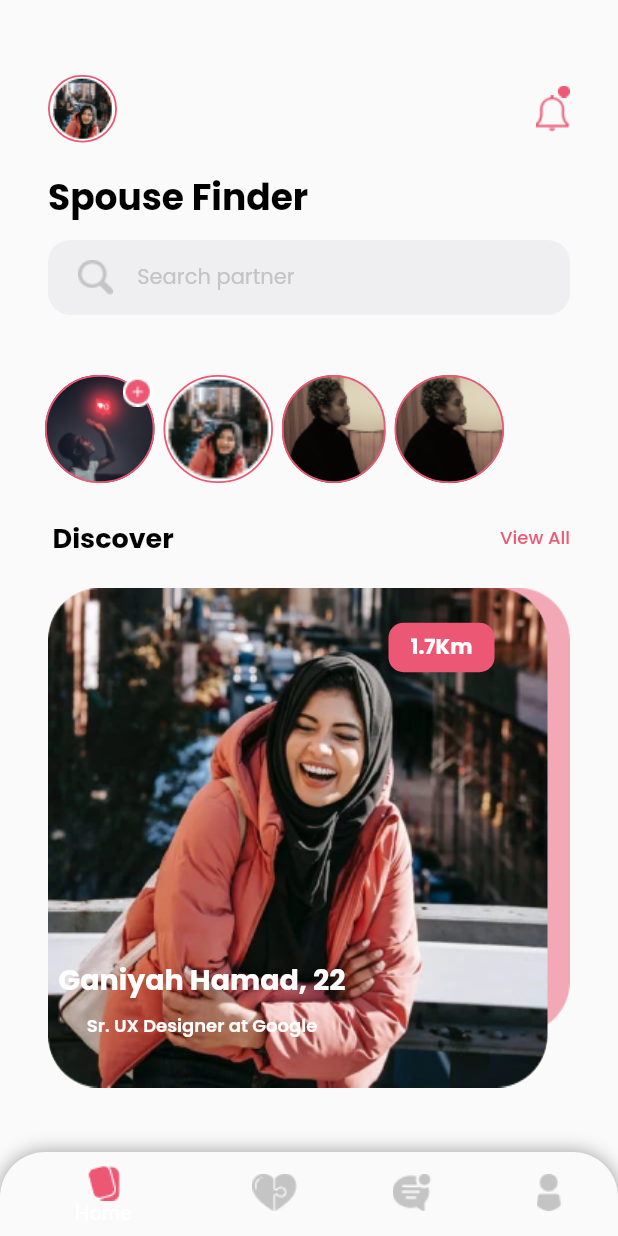
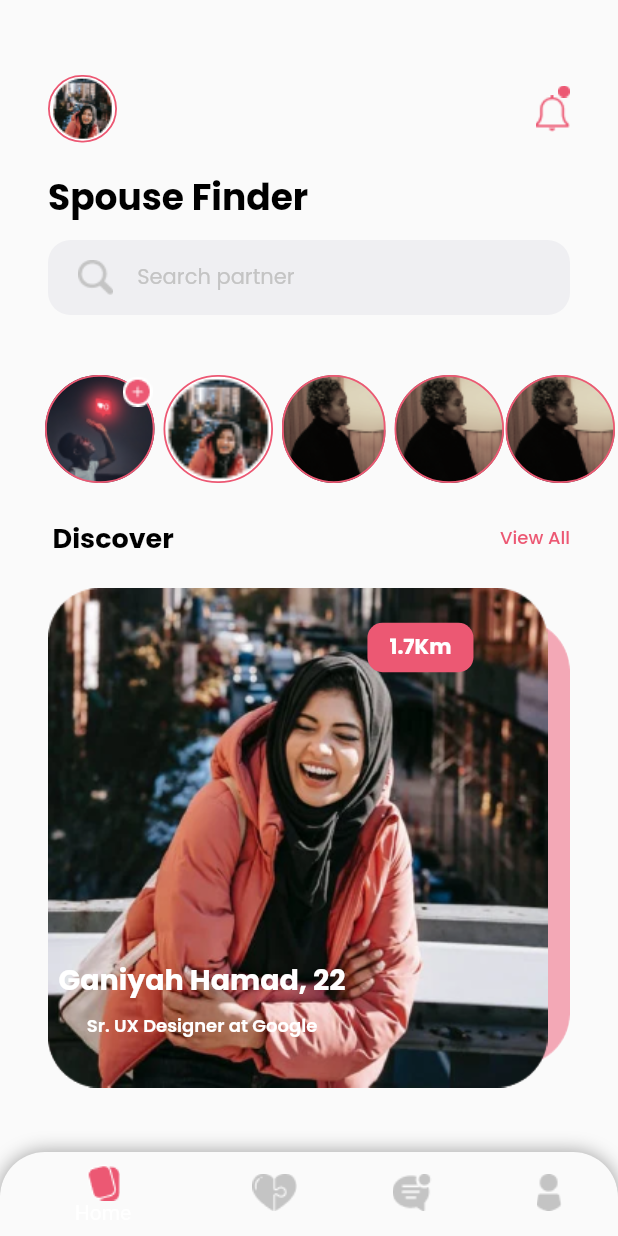
Before and after one commit to dancrux/dashboard, a Flutter app: the screen it shows after launch, on a phone screen of 412 x 824 dp. Run offline on Flutter 3.47's test engine with Material 2 defaults, Android fonts, the phone set to English and light mode, and no system bars; our stand-ins replace google_fonts.

```diff
--- a/lib/main.dart
+++ b/lib/main.dart
@@ -15,7 +15,6 @@ class Dashboard extends StatelessWidget {
     SizeConfig().init(context);
     return Scaffold(
       bottomNavigationBar: Container(
-
         decoration: BoxDecoration(
           borderRadius: BorderRadius.only(
             topRight: Radius.circular(30), topLeft: Radius.circular(30),
@@ -154,9 +153,9 @@ class Dashboard extends StatelessWidget {
                 child: Stack(
                   children: [
                     Container(
-                      margin: EdgeInsets.only(left: 76.0, right: 32.0,),
-                      width: 306.0,
-                      height: 299.0,
+                      margin: EdgeInsets.only(left: 76.0, right: 32.0, top: 21.0),
+                      width:  306.0,
+                      height:  299.0,
                       decoration: BoxDecoration(
                         borderRadius: BorderRadius.circular(35),
                         image: DecorationImage(
@@ -166,17 +165,19 @@ class Dashboard extends StatelessWidget {
                     ),
                     Container(
                       margin: EdgeInsets.only(left: 32.0, right: 47.0,bottom: 12.0),
-                      width: 335.0,
-                      height: 335.0,
+                      width:  335.0,
+                      height:  335.0,
+
                       decoration: BoxDecoration(
                         borderRadius: BorderRadius.circular(35),
                         image: DecorationImage(
-                          image: AssetImage('assets/images/center_picture.png')
+                          image: AssetImage('assets/images/bottom_rectangle.png')
                         )
                       ),
+                      child: Image.asset('assets/images/center_picture.png'),
                     ),
                     Container(
-                      margin: EdgeInsets.only(left: 259.0,  top: 24.21, right: 19.0),
+                      margin: EdgeInsets.only(left: 244.96,  top: 24.21, right: 19.0),
                       alignment: Alignment.center,
                       width: 70.68,
                       height: 32.92,
@@ -238,6 +239,8 @@ class Dashboard extends StatelessWidget {
   Container _myStoryImage() {
     return Container(
 
+              child: SingleChildScrollView(
+                scrollDirection: Axis.horizontal,
                 child: Row(
                   crossAxisAlignment: CrossAxisAlignment.center,
                   children: [
@@ -327,7 +330,27 @@ class Dashboard extends StatelessWidget {
                         )
 
                     ),
+                    Container(
+                        margin: EdgeInsets.only(right: 1.0),
+                        width: 73.0,
+                        height: 72.0,
+                        decoration: BoxDecoration(
+                          color: Colors.white,
+                          borderRadius: BorderRadius.all(Radius.circular(50.0)),
+                          border: Border.all(
+                              color:  Color(0xFFEC5873),
+                              width: 1.2
+                          ),
+                          image: DecorationImage(
+                              image: AssetImage(
+                                  'assets/images/third_story.png'),
+                              fit: BoxFit.fill
+                          ),
+                        )
+
+                    ),
                   ],
+                ),
               ),
     );
   }
```
Also changed, not shown: assets/images/bottom_rectangle.png (added). Lines whose indentation alone changed are shown as unchanged.
